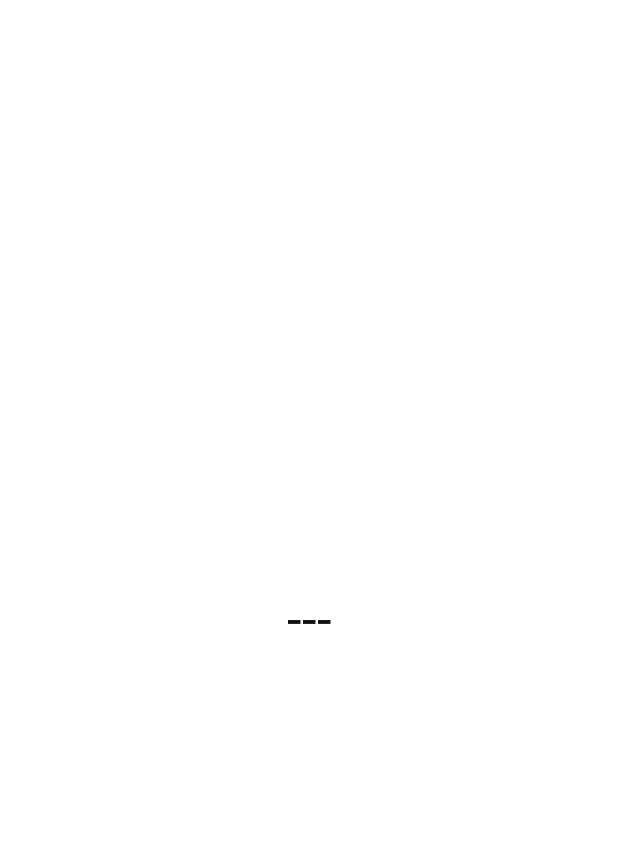
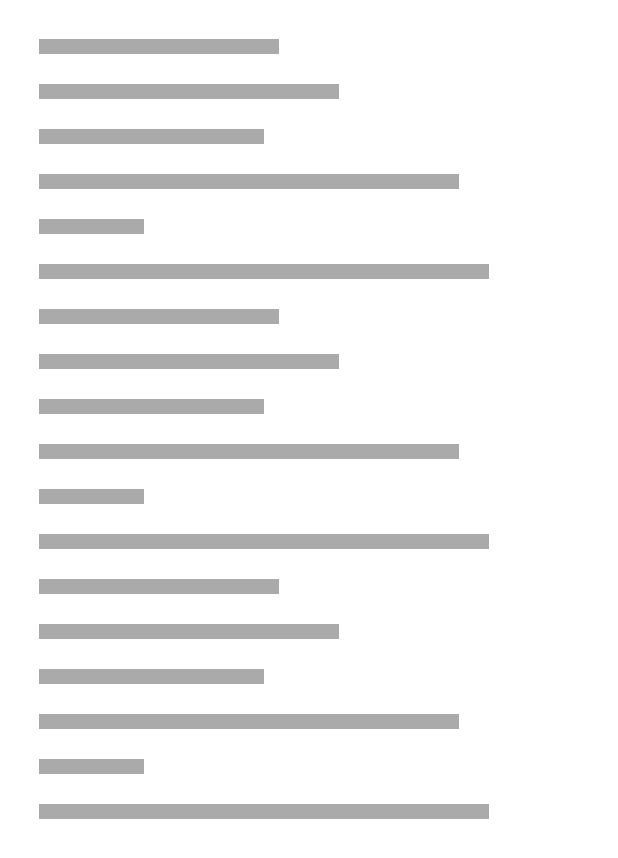
Before and after one commit to manindertaggar/SplashAnimations, an Android app: the screen it shows after launch (MainActivity), on a phone screen of 412 x 824 dp. Before the commit the part shown is almost empty. Shown: the top 858 px of the screen. Run offline under Robolectric (Android 15) with nearby library versions, the light colour scheme and no system bars.

Commit message:
app layout modified

```diff
--- a/app/src/main/res/layout/layout_content_view.xml
+++ b/app/src/main/res/layout/layout_content_view.xml
@@ -3,14 +3,115 @@
     android:layout_width="match_parent"
     android:layout_height="match_parent"
     android:background="#fff"
-    android:gravity="center">
+    android:orientation="vertical"
+    android:padding="16dp">
 
-    <TextView
-        android:layout_width="match_parent"
-        android:layout_height="wrap_content"
-        android:gravity="center"
-        android:text="---"
-        android:textColor="#111"
-        android:textSize="35sp" />
+    <View
+        android:layout_width="160dp"
+        android:layout_height="10dp"
+        android:layout_margin="10dp"
+        android:background="#aaa" />
+
+    <View
+        android:layout_width="200dp"
+        android:layout_height="10dp"
+        android:layout_margin="10dp"
+        android:background="#aaa" />
+
+    <View
+        android:layout_width="150dp"
+        android:layout_height="10dp"
+        android:layout_margin="10dp"
+        android:background="#aaa" />
+
+    <View
+        android:layout_width="280dp"
+        android:layout_height="10dp"
+        android:layout_margin="10dp"
+        android:background="#aaa" />
+
+    <View
+        android:layout_width="70dp"
+        android:layout_height="10dp"
+        android:layout_margin="10dp"
+        android:background="#aaa" />
+
+    <View
+        android:layout_width="300dp"
+        android:layout_height="10dp"
+        android:layout_margin="10dp"
+        android:background="#aaa" />
+
+    <View
+        android:layout_width="160dp"
+        android:layout_height="10dp"
+        android:layout_margin="10dp"
+        android:background="#aaa" />
+
+    <View
+        android:layout_width="200dp"
+        android:layout_height="10dp"
+        android:layout_margin="10dp"
+        android:background="#aaa" />
+
+    <View
+        android:layout_width="150dp"
+        android:layout_height="10dp"
+        android:layout_margin="10dp"
+        android:background="#aaa" />
+
+    <View
+        android:layout_width="280dp"
+        android:layout_height="10dp"
+        android:layout_margin="10dp"
+        android:background="#aaa" />
+
+    <View
+        android:layout_width="70dp"
+        android:layout_height="10dp"
+        android:layout_margin="10dp"
+        android:background="#aaa" />
+
+    <View
+        android:layout_width="300dp"
+        android:layout_height="10dp"
+        android:layout_margin="10dp"
+        android:background="#aaa" />
+
+    <View
+        android:layout_width="160dp"
+        android:layout_height="10dp"
+        android:layout_margin="10dp"
+        android:background="#aaa" />
+
+    <View
+        android:layout_width="200dp"
+        android:layout_height="10dp"
+        android:layout_margin="10dp"
+        android:background="#aaa" />
+
+    <View
+        android:layout_width="150dp"
+        android:layout_height="10dp"
+        android:layout_margin="10dp"
+        android:background="#aaa" />
+
+    <View
+        android:layout_width="280dp"
+        android:layout_height="10dp"
+        android:layout_margin="10dp"
+        android:background="#aaa" />
+
+    <View
+        android:layout_width="70dp"
+        android:layout_height="10dp"
+        android:layout_margin="10dp"
+        android:background="#aaa" />
+
+    <View
+        android:layout_width="300dp"
+        android:layout_height="10dp"
+        android:layout_margin="10dp"
+        android:background="#aaa" />
 
 </LinearLayout>
```
